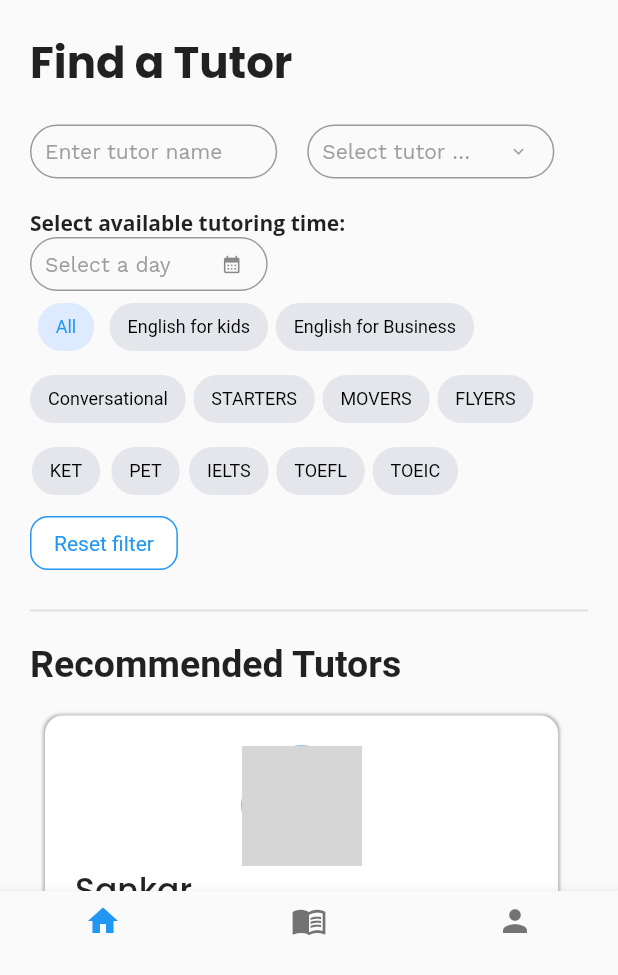
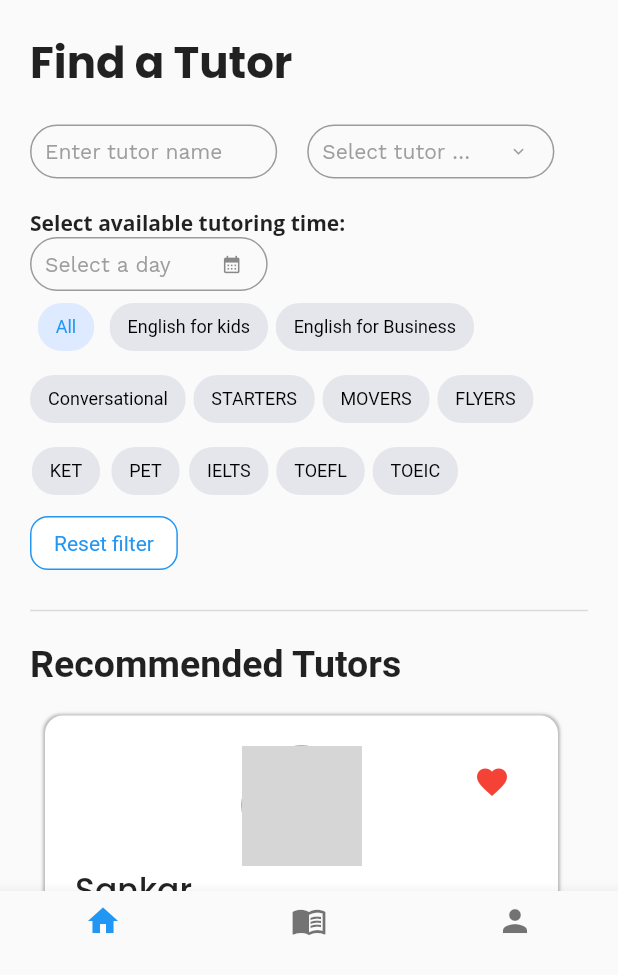
Before and after one commit to advance-mobile-19127502/lettutor, a Flutter app: the screen it shows after launch, on a phone screen of 412 x 824 dp, the part 261-1236 px from its top. Run offline on Flutter 3.47's test engine with Material 2 defaults, Android fonts, the phone set to English and light mode, and no system bars; our stand-ins replace flutter_rating_bar, google_fonts; network calls fail; project files that could hold a hidden picture were left out; grey boxes are pictures that could not be loaded.

Commit message:
Add heart in profile tile (#2)

```diff
--- a/lib/data/list_tutor.dart
+++ b/lib/data/list_tutor.dart
@@ -6,76 +6,168 @@ List<Tutor> listTutors = [
       country: "VietNam",
       rated_star: 5,
       ava_url:
-      "https://play-lh.googleusercontent.com/7pMjZVSZahaqMHzY1mtc0A1uCI0eH0m9K_kRZ9r9PmUCwKfm5TYEaMuZP6S6s-TdjQ",
-      skills: ["English for kids", "IELTS", "TOEIC", "English for kids", "IELTS", "TOEIC", "English for kids", "IELTS", "TOEIC"],
+          "https://play-lh.googleusercontent.com/7pMjZVSZahaqMHzY1mtc0A1uCI0eH0m9K_kRZ9r9PmUCwKfm5TYEaMuZP6S6s-TdjQ",
+      skills: [
+        "English for kids",
+        "IELTS",
+        "TOEIC",
+        "English for kids",
+        "IELTS",
+        "TOEIC",
+        "English for kids",
+        "IELTS",
+        "TOEIC"
+      ],
       description:
-      "Hello! My name is Cheryl Belalo, but most students call me Teacher Che because it's easier to pronounce. I have four years of experience teaching ESL online. I have acquired TEFL and EF SET English Proficiency Test certificates. I love reading books, especially ones with inspirational topics, cooking, and playing volleyball. As a teacher, I know that I should maintain students' engagement because, by doing that, they will learn more. I make sure my lessons are learner-centered. I use a variety of materials and class activities to personalize my lessons. I'm not afraid to give constructive feedback to my students. It's one of the best ways for them to learn. My students' development is my top priority. If you want a teacher who thinks of your advancement in English as your prime concern, then visit my portal and book a class with me. I see you then. Goodbye. &nbsp;"),
+          "Hello! My name is Cheryl Belalo, but most students call me Teacher Che because it's easier to pronounce. I have four years of experience teaching ESL online. I have acquired TEFL and EF SET English Proficiency Test certificates. I love reading books, especially ones with inspirational topics, cooking, and playing volleyball. As a teacher, I know that I should maintain students' engagement because, by doing that, they will learn more. I make sure my lessons are learner-centered. I use a variety of materials and class activities to personalize my lessons. I'm not afraid to give constructive feedback to my students. It's one of the best ways for them to learn. My students' development is my top priority. If you want a teacher who thinks of your advancement in English as your prime concern, then visit my portal and book a class with me. I see you then. Goodbye. &nbsp;",
+      isFavorite: true),
   Tutor(
       name: "Sankar",
       country: "VietNam",
       rated_star: 5,
       ava_url:
-      "https://play-lh.googleusercontent.com/7pMjZVSZahaqMHzY1mtc0A1uCI0eH0m9K_kRZ9r9PmUCwKfm5TYEaMuZP6S6s-TdjQ",
-      skills: ["English for kids", "IELTS", "TOEIC", "English for kids", "IELTS", "TOEIC", "English for kids", "IELTS", "TOEIC"],
+          "https://play-lh.googleusercontent.com/7pMjZVSZahaqMHzY1mtc0A1uCI0eH0m9K_kRZ9r9PmUCwKfm5TYEaMuZP6S6s-TdjQ",
+      skills: [
+        "English for kids",
+        "IELTS",
+        "TOEIC",
+        "English for kids",
+        "IELTS",
+        "TOEIC",
+        "English for kids",
+        "IELTS",
+        "TOEIC"
+      ],
       description:
-      "Hello! My name is Cheryl Belalo, but most students call me Teacher Che because it's easier to pronounce. I have four years of experience teaching ESL online. I have acquired TEFL and EF SET English Proficiency Test certificates. I love reading books, especially ones with inspirational topics, cooking, and playing volleyball. As a teacher, I know that I should maintain students' engagement because, by doing that, they will learn more. I make sure my lessons are learner-centered. I use a variety of materials and class activities to personalize my lessons. I'm not afraid to give constructive feedback to my students. It's one of the best ways for them to learn. My students' development is my top priority. If you want a teacher who thinks of your advancement in English as your prime concern, then visit my portal and book a class with me. I see you then. Goodbye. &nbsp;"),
+          "Hello! My name is Cheryl Belalo, but most students call me Teacher Che because it's easier to pronounce. I have four years of experience teaching ESL online. I have acquired TEFL and EF SET English Proficiency Test certificates. I love reading books, especially ones with inspirational topics, cooking, and playing volleyball. As a teacher, I know that I should maintain students' engagement because, by doing that, they will learn more. I make sure my lessons are learner-centered. I use a variety of materials and class activities to personalize my lessons. I'm not afraid to give constructive feedback to my students. It's one of the best ways for them to learn. My students' development is my top priority. If you want a teacher who thinks of your advancement in English as your prime concern, then visit my portal and book a class with me. I see you then. Goodbye. &nbsp;",
+      isFavorite: true),
+
   Tutor(
       name: "Sankar",
       country: "VietNam",
       rated_star: 5,
       ava_url:
-      "https://play-lh.googleusercontent.com/7pMjZVSZahaqMHzY1mtc0A1uCI0eH0m9K_kRZ9r9PmUCwKfm5TYEaMuZP6S6s-TdjQ",
-      skills: ["English for kids", "IELTS", "TOEIC", "English for kids", "IELTS", "TOEIC", "English for kids", "IELTS", "TOEIC"],
-
+          "https://play-lh.googleusercontent.com/7pMjZVSZahaqMHzY1mtc0A1uCI0eH0m9K_kRZ9r9PmUCwKfm5TYEaMuZP6S6s-TdjQ",
+      skills: [
+        "English for kids",
+        "IELTS",
+        "TOEIC",
+        "English for kids",
+        "IELTS",
+        "TOEIC",
+        "English for kids",
+        "IELTS",
+        "TOEIC"
+      ],
       description:
-      "Hello! My name is Cheryl Belalo, but most students call me Teacher Che because it's easier to pronounce. I have four years of experience teaching ESL online. I have acquired TEFL and EF SET English Proficiency Test certificates. I love reading books, especially ones with inspirational topics, cooking, and playing volleyball. As a teacher, I know that I should maintain students' engagement because, by doing that, they will learn more. I make sure my lessons are learner-centered. I use a variety of materials and class activities to personalize my lessons. I'm not afraid to give constructive feedback to my students. It's one of the best ways for them to learn. My students' development is my top priority. If you want a teacher who thinks of your advancement in English as your prime concern, then visit my portal and book a class with me. I see you then. Goodbye. &nbsp;"),
+          "Hello! My name is Cheryl Belalo, but most students call me Teacher Che because it's easier to"
+              " pronounce. I have four years of experience teaching ESL online. I have acquired TEFL and EF SET English"
+              " Proficiency Test certificates. I love reading books, especially ones with inspirational topics, cooking, "
+              "and playing volleyball. As a teacher, I know that I should maintain students' engagement because, by doing that, "
+              "they will learn more. I make sure my lessons are learner-centered. I use a variety of materials and class activities "
+              "to personalize my lessons. I'm not afraid to give constructive feedback to my students. It's one of the best ways "
+              "for them to learn. My students' development is my top priority. If you want a teacher who thinks of your advancement "
+              "in English as your prime concern, then visit my portal and book a class with me. I see you then. Goodbye. &nbsp;",
+      isFavorite: false),
   Tutor(
       name: "Sankar",
       country: "VietNam",
       rated_star: 5,
       ava_url:
-      "https://play-lh.googleusercontent.com/7pMjZVSZahaqMHzY1mtc0A1uCI0eH0m9K_kRZ9r9PmUCwKfm5TYEaMuZP6S6s-TdjQ",
-      skills: ["English for kids", "IELTS", "TOEIC", "English for kids", "IELTS", "TOEIC", "English for kids", "IELTS", "TOEIC"],
-
+          "https://play-lh.googleusercontent.com/7pMjZVSZahaqMHzY1mtc0A1uCI0eH0m9K_kRZ9r9PmUCwKfm5TYEaMuZP6S6s-TdjQ",
+      skills: [
+        "English for kids",
+        "IELTS",
+        "TOEIC",
+        "English for kids",
+        "IELTS",
+        "TOEIC",
+        "English for kids",
+        "IELTS",
+        "TOEIC"
+      ],
       description:
-      "Hello! My name is Cheryl Belalo, but most students call me Teacher Che because it's easier to pronounce. I have four years of experience teaching ESL online. I have acquired TEFL and EF SET English Proficiency Test certificates. I love reading books, especially ones with inspirational topics, cooking, and playing volleyball. As a teacher, I know that I should maintain students' engagement because, by doing that, they will learn more. I make sure my lessons are learner-centered. I use a variety of materials and class activities to personalize my lessons. I'm not afraid to give constructive feedback to my students. It's one of the best ways for them to learn. My students' development is my top priority. If you want a teacher who thinks of your advancement in English as your prime concern, then visit my portal and book a class with me. I see you then. Goodbye. &nbsp;"),
+          "Hello! My name is Cheryl Belalo, but most students call me Teacher Che because it's easier to pronounce. I have four years of experience teaching ESL online. I have acquired TEFL and EF SET English Proficiency Test certificates. I love reading books, especially ones with inspirational topics, cooking, and playing volleyball. As a teacher, I know that I should maintain students' engagement because, by doing that, they will learn more. I make sure my lessons are learner-centered. I use a variety of materials and class activities to personalize my lessons. I'm not afraid to give constructive feedback to my students. It's one of the best ways for them to learn. My students' development is my top priority. If you want a teacher who thinks of your advancement in English as your prime concern, then visit my portal and book a class with me. I see you then. Goodbye. &nbsp;",
+      isFavorite: false),
   Tutor(
       name: "Sankar",
       country: "VietNam",
       rated_star: 5,
       ava_url:
-      "https://play-lh.googleusercontent.com/7pMjZVSZahaqMHzY1mtc0A1uCI0eH0m9K_kRZ9r9PmUCwKfm5TYEaMuZP6S6s-TdjQ",
-      skills: ["English for kids", "IELTS", "TOEIC", "English for kids", "IELTS", "TOEIC", "English for kids", "IELTS", "TOEIC"],
-
+          "https://play-lh.googleusercontent.com/7pMjZVSZahaqMHzY1mtc0A1uCI0eH0m9K_kRZ9r9PmUCwKfm5TYEaMuZP6S6s-TdjQ",
+      skills: [
+        "English for kids",
+        "IELTS",
+        "TOEIC",
+        "English for kids",
+        "IELTS",
+        "TOEIC",
+        "English for kids",
+        "IELTS",
+        "TOEIC"
+      ],
       description:
-      "Hello! My name is Cheryl Belalo, but most students call me Teacher Che because it's easier to pronounce. I have four years of experience teaching ESL online. I have acquired TEFL and EF SET English Proficiency Test certificates. I love reading books, especially ones with inspirational topics, cooking, and playing volleyball. As a teacher, I know that I should maintain students' engagement because, by doing that, they will learn more. I make sure my lessons are learner-centered. I use a variety of materials and class activities to personalize my lessons. I'm not afraid to give constructive feedback to my students. It's one of the best ways for them to learn. My students' development is my top priority. If you want a teacher who thinks of your advancement in English as your prime concern, then visit my portal and book a class with me. I see you then. Goodbye. &nbsp;"),
+          "Hello! My name is Cheryl Belalo, but most students call me Teacher Che because it's easier to pronounce. I have four years of experience teaching ESL online. I have acquired TEFL and EF SET English Proficiency Test certificates. I love reading books, especially ones with inspirational topics, cooking, and playing volleyball. As a teacher, I know that I should maintain students' engagement because, by doing that, they will learn more. I make sure my lessons are learner-centered. I use a variety of materials and class activities to personalize my lessons. I'm not afraid to give constructive feedback to my students. It's one of the best ways for them to learn. My students' development is my top priority. If you want a teacher who thinks of your advancement in English as your prime concern, then visit my portal and book a class with me. I see you then. Goodbye. &nbsp;",
+      isFavorite: true),
   Tutor(
       name: "Sankar",
       country: "VietNam",
       rated_star: 5,
       ava_url:
-      "https://play-lh.googleusercontent.com/7pMjZVSZahaqMHzY1mtc0A1uCI0eH0m9K_kRZ9r9PmUCwKfm5TYEaMuZP6S6s-TdjQ",
-      skills: ["English for kids", "IELTS", "TOEIC", "English for kids", "IELTS", "TOEIC", "English for kids", "IELTS", "TOEIC"],
-
+          "https://play-lh.googleusercontent.com/7pMjZVSZahaqMHzY1mtc0A1uCI0eH0m9K_kRZ9r9PmUCwKfm5TYEaMuZP6S6s-TdjQ",
+      skills: [
+        "English for kids",
+        "IELTS",
+        "TOEIC",
+        "English for kids",
+        "IELTS",
+        "TOEIC",
+        "English for kids",
+        "IELTS",
+        "TOEIC"
+      ],
+      isFavorite: true,
       description:
-      "Hello! My name is Cheryl Belalo, but most students call me Teacher Che because it's easier to pronounce. I have four years of experience teaching ESL online. I have acquired TEFL and EF SET English Proficiency Test certificates. I love reading books, especially ones with inspirational topics, cooking, and playing volleyball. As a teacher, I know that I should maintain students' engagement because, by doing that, they will learn more. I make sure my lessons are learner-centered. I use a variety of materials and class activities to personalize my lessons. I'm not afraid to give constructive feedback to my students. It's one of the best ways for them to learn. My students' development is my top priority. If you want a teacher who thinks of your advancement in English as your prime concern, then visit my portal and book a class with me. I see you then. Goodbye. &nbsp;"),
+          "Hello! My name is Cheryl Belalo, but most students call me Teacher Che because it's easier to pronounce. I have four years of experience teaching ESL online. I have acquired TEFL and EF SET English Proficiency Test certificates. I love reading books, especially ones with inspirational topics, cooking, and playing volleyball. As a teacher, I know that I should maintain students' engagement because, by doing that, they will learn more. I make sure my lessons are learner-centered. I use a variety of materials and class activities to personalize my lessons. I'm not afraid to give constructive feedback to my students. It's one of the best ways for them to learn. My students' development is my top priority. If you want a teacher who thinks of your advancement in English as your prime concern, then visit my portal and book a class with me. I see you then. Goodbye. &nbsp;"),
   Tutor(
       name: "Sankar",
       country: "VietNam",
       rated_star: 5,
       ava_url:
-      "https://play-lh.googleusercontent.com/7pMjZVSZahaqMHzY1mtc0A1uCI0eH0m9K_kRZ9r9PmUCwKfm5TYEaMuZP6S6s-TdjQ",
-      skills: ["English for kids", "IELTS", "TOEIC", "English for kids", "IELTS", "TOEIC", "English for kids", "IELTS", "TOEIC"],
+          "https://play-lh.googleusercontent.com/7pMjZVSZahaqMHzY1mtc0A1uCI0eH0m9K_kRZ9r9PmUCwKfm5TYEaMuZP6S6s-TdjQ",
+      skills: [
+        "English for kids",
+        "IELTS",
+        "TOEIC",
+        "English for kids",
+        "IELTS",
+        "TOEIC",
+        "English for kids",
+        "IELTS",
+        "TOEIC"
+      ],
+      isFavorite: true,
 
       description:
-      "Hello! My name is Cheryl Belalo, but most students call me Teacher Che because it's easier to pronounce. I have four years of experience teaching ESL online. I have acquired TEFL and EF SET English Proficiency Test certificates. I love reading books, especially ones with inspirational topics, cooking, and playing volleyball. As a teacher, I know that I should maintain students' engagement because, by doing that, they will learn more. I make sure my lessons are learner-centered. I use a variety of materials and class activities to personalize my lessons. I'm not afraid to give constructive feedback to my students. It's one of the best ways for them to learn. My students' development is my top priority. If you want a teacher who thinks of your advancement in English as your prime concern, then visit my portal and book a class with me. I see you then. Goodbye. &nbsp;"),
+          "Hello! My name is Cheryl Belalo, but most students call me Teacher Che because it's easier to pronounce. I have four years of experience teaching ESL online. I have acquired TEFL and EF SET English Proficiency Test certificates. I love reading books, especially ones with inspirational topics, cooking, and playing volleyball. As a teacher, I know that I should maintain students' engagement because, by doing that, they will learn more. I make sure my lessons are learner-centered. I use a variety of materials and class activities to personalize my lessons. I'm not afraid to give constructive feedback to my students. It's one of the best ways for them to learn. My students' development is my top priority. If you want a teacher who thinks of your advancement in English as your prime concern, then visit my portal and book a class with me. I see you then. Goodbye. &nbsp;"),
   Tutor(
       name: "Sankar123",
       country: "VietNam",
       rated_star: 5,
       ava_url:
           "https://play-lh.googleusercontent.com/7pMjZVSZahaqMHzY1mtc0A1uCI0eH0m9K_kRZ9r9PmUCwKfm5TYEaMuZP6S6s-TdjQ",
-      skills: ["English for kids", "IELTS", "TOEIC", "English for kids", "IELTS", "TOEIC", "English for kids", "IELTS", "TOEIC"],
+      skills: [
+        "English for kids",
+        "IELTS",
+        "TOEIC",
+        "English for kids",
+        "IELTS",
+        "TOEIC",
+        "English for kids",
+        "IELTS",
+        "TOEIC"
+      ],
+      isFavorite: false,
       description:
           "Hello! My name is Cheryl Belalo, but most students call me Teacher Che because it's easier to pronounce. I have four years of experience teaching ESL online. I have acquired TEFL and EF SET English Proficiency Test certificates. I love reading books, especially ones with inspirational topics, cooking, and playing volleyball. As a teacher, I know that I should maintain students' engagement because, by doing that, they will learn more. I make sure my lessons are learner-centered. I use a variety of materials and class activities to personalize my lessons. I'm not afraid to give constructive feedback to my students. It's one of the best ways for them to learn. My students' development is my top priority. If you want a teacher who thinks of your advancement in English as your prime concern, then visit my portal and book a class with me. I see you then. Goodbye. &nbsp;"),
 ];
--- a/lib/models/tutor_info.dart
+++ b/lib/models/tutor_info.dart
@@ -1,5 +1,4 @@
-class Tutor
-{
+class Tutor {
   final String name;
 
   final String ava_url;
@@ -12,13 +11,16 @@ class Tutor
 
   final String description;
 
+  bool isFavorite;
+
   Tutor(
       {required this.name,
       required this.country,
       required this.rated_star,
       required this.ava_url,
       required this.skills,
-      required this.description});
+      required this.description,
+      required this.isFavorite});
 
   Map<String, dynamic> toMap() {
     return {
@@ -28,6 +30,7 @@ class Tutor
       'rated_star': this.rated_star,
       'skills': this.skills,
       'description': this.description,
+      'isFavorite': this.isFavorite,
     };
   }
 
@@ -39,6 +42,7 @@ class Tutor
       rated_star: map['rated_star'] as double,
       skills: map['skills'] as List<String>,
       description: map['description'] as String,
+      isFavorite: map['isFavorite'] as bool,
     );
   }
 }
--- /dev/null
+++ b/lib/pages/home_page/widgets/avatar_heart_widget.dart
@@ -0,0 +1,40 @@
+import 'package:flutter/material.dart';
+import 'package:lettutor/models/tutor_info.dart';
+
+class AvatarAndHeartWidget extends StatefulWidget {
+  final Tutor tutor;
+
+  const AvatarAndHeartWidget({Key? key, required this.tutor}) : super(key: key);
+
+  @override
+  State<AvatarAndHeartWidget> createState() => _AvatarAndHeartWidgetState();
+}
+
+class _AvatarAndHeartWidgetState extends State<AvatarAndHeartWidget> {
+  @override
+  Widget build(BuildContext context) {
+    return Stack(
+      children: [
+        Center(
+          child: CircleAvatar(
+            radius: 40,
+            backgroundImage: NetworkImage(widget.tutor.ava_url),
+          ),
+        ),
+        Positioned(
+            right: 0,
+            child: IconButton(
+              onPressed: () {
+                setState(() {
+                  widget.tutor.isFavorite = !widget.tutor.isFavorite;
+                });
+              },
+              icon: widget.tutor.isFavorite
+                  ? const Icon(Icons.favorite)
+                  : const Icon(Icons.favorite_border),
+              color: widget.tutor.isFavorite ? Colors.red : Colors.blue,
+            ))
+      ],
+    );
+  }
+}
--- a/lib/pages/home_page/widgets/profile_tile.dart
+++ b/lib/pages/home_page/widgets/profile_tile.dart
@@ -7,6 +7,7 @@ import 'package:lettutor/constants/colors_const.dart';
 import 'package:lettutor/constants/font_const.dart';
 import 'package:lettutor/constants/style_const.dart';
 import 'package:lettutor/models/tutor_info.dart';
+import 'package:lettutor/pages/home_page/widgets/avatar_heart_widget.dart';
 
 class ProfileTile extends StatelessWidget {
   const ProfileTile({Key? key, required this.tutor}) : super(key: key);
@@ -37,13 +38,8 @@ class ProfileTile extends StatelessWidget {
         child: Column(
           crossAxisAlignment: CrossAxisAlignment.start,
           children: [
-            //avatar
-            Center(
-              child: CircleAvatar(
-                radius: 40,
-                backgroundImage: NetworkImage(tutor.ava_url),
-              ),
-            ),
+            //avatar and heart
+            AvatarAndHeartWidget(tutor: tutor),
 
             //name
 
```
